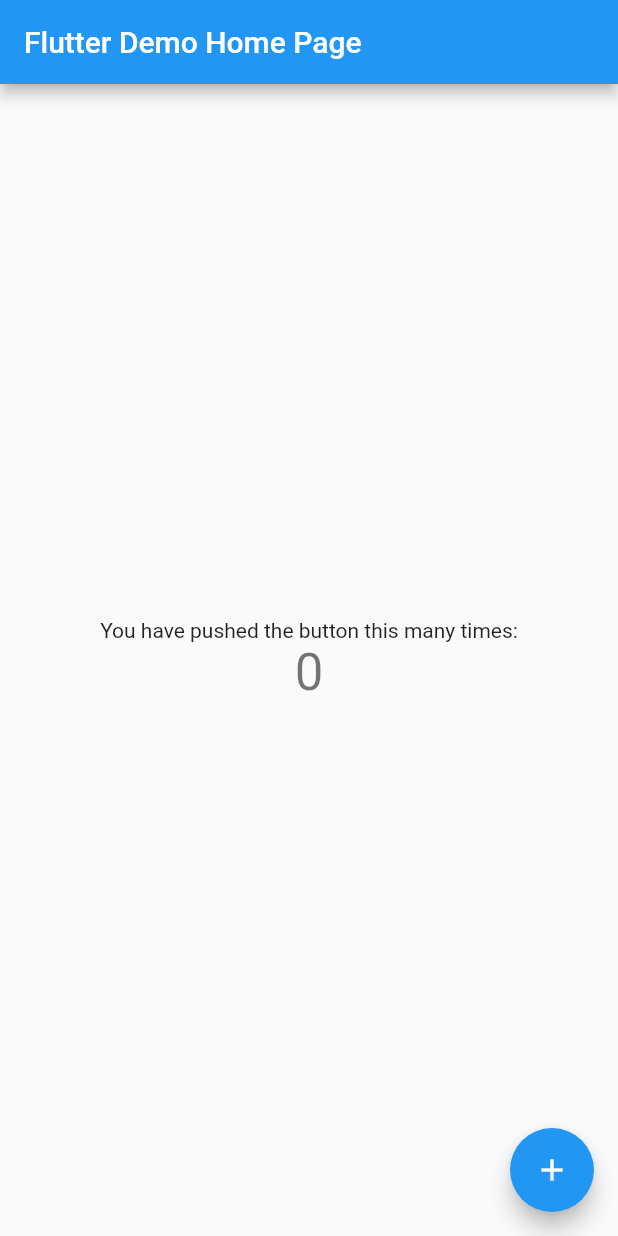
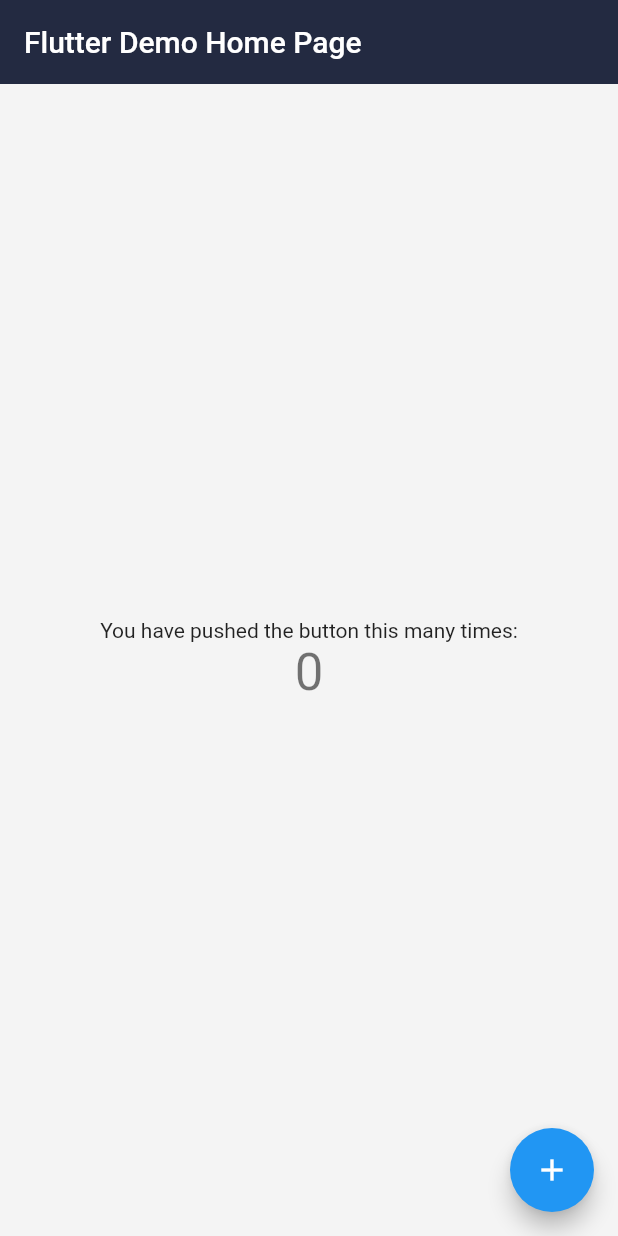
Before and after one commit to Manuelkpatsu/auth_stepper_ui, a Flutter app: the screen it shows after launch, on a phone screen of 412 x 824 dp. Run offline on Flutter 3.47's test engine with Material 2 defaults, Android fonts, the phone set to English and light mode, and no system bars.

Commit message:
Implement custom theme

```diff
--- a/lib/main.dart
+++ b/lib/main.dart
@@ -1,3 +1,4 @@
+import 'package:auth_ui/theme/custom_theme.dart';
 import 'package:flutter/material.dart';
 
 void main() {
@@ -10,8 +11,9 @@ class MyApp extends StatelessWidget {
   @override
   Widget build(BuildContext context) {
     return MaterialApp(
+      debugShowCheckedModeBanner: false,
       title: 'Flutter Demo',
-      theme: ThemeData(primarySwatch: Colors.blue),
+      theme: CustomTheme.theme,
       home: const MyHomePage(),
     );
   }
--- /dev/null
+++ b/lib/theme/custom_color.dart
@@ -0,0 +1,11 @@
+import 'package:flutter/material.dart';
+
+class CustomColor {
+  static const Color primaryColor = Color(0xff232a41);
+  static const Color scaffoldColor = Color(0xfff4f4f4);
+  static const Color btnColor = Color(0xff86d4a1);
+  static const Color hintColor = Color(0xff818895);
+  static const Color borderColor = Color(0xff3a4053);
+  static const Color greyColor = Color(0xffc3c5cf);
+  static const Color yellowColor = Color(0xffcea351);
+}
--- /dev/null
+++ b/lib/theme/custom_theme.dart
@@ -0,0 +1,31 @@
+import 'package:flutter/material.dart';
+import 'package:flutter/services.dart';
+
+import 'custom_color.dart';
+
+class CustomTheme {
+  static ThemeData get theme {
+    return ThemeData(
+      scaffoldBackgroundColor: CustomColor.scaffoldColor,
+      primaryColor: CustomColor.primaryColor,
+      canvasColor: Colors.transparent,
+      appBarTheme: const AppBarTheme(
+        elevation: 0,
+        systemOverlayStyle: SystemUiOverlayStyle.light,
+        backgroundColor: CustomColor.primaryColor,
+      ),
+      elevatedButtonTheme: ElevatedButtonThemeData(
+        style: ElevatedButton.styleFrom(
+          backgroundColor: CustomColor.primaryColor,
+          elevation: 0,
+          foregroundColor: Colors.white,
+          textStyle: const TextStyle(fontWeight: FontWeight.w600, fontSize: 16),
+          shape: const RoundedRectangleBorder(
+            borderRadius: BorderRadius.all(Radius.circular(8)),
+          ),
+          minimumSize: const Size(double.infinity, 50),
+        ),
+      ),
+    );
+  }
+}
```
